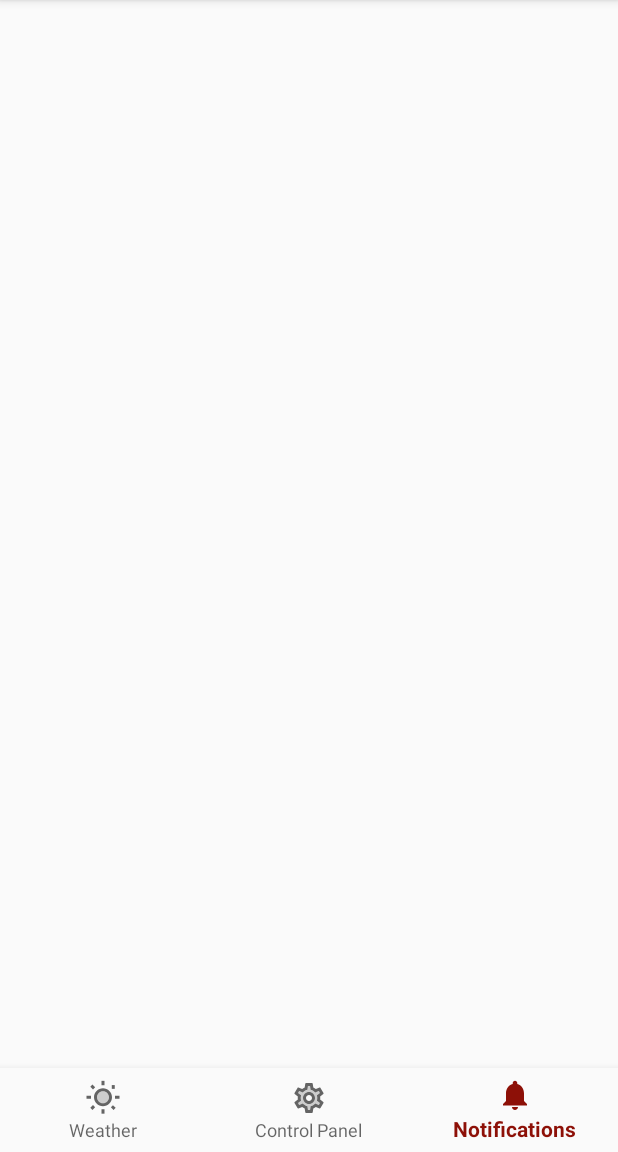
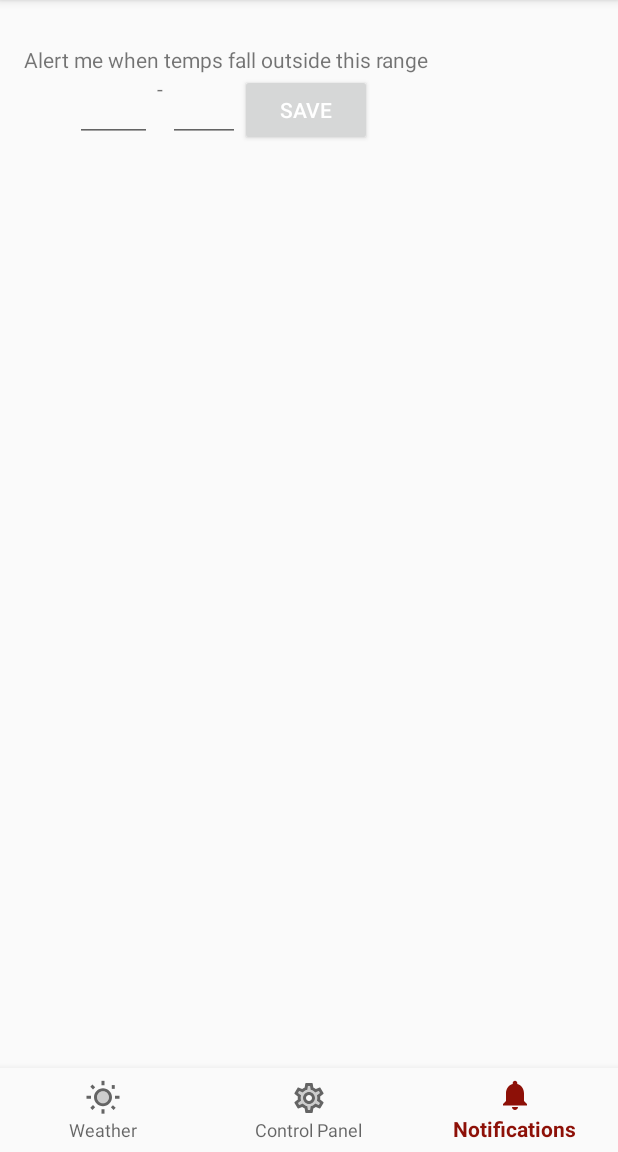
Before and after one commit to JamesHarley/BTWeatherStation, an Android app: the screen it shows after launch (MainActivity), item 3 of the bottom bar chosen, on a phone screen of 412 x 824 dp, the part 84-1236 px from its top. Run offline under Robolectric (Android 15) with nearby library versions, the phone set to English and light mode, and no system bars; our stand-ins replace Room's generated code; libraries missing offline, so code that uses them is left out: com.idescout.sql, com.jjoe64.graphview; 13 statements that could not run were skipped.

Commit message:
notifications layout setup

```diff
--- a/app/src/main/java/gnosisdevelopment/btweatherstation/MainActivity.java
+++ b/app/src/main/java/gnosisdevelopment/btweatherstation/MainActivity.java
@@ -48,6 +48,8 @@ public class MainActivity extends AppCompatActivity {
     private View windLayout;
     private View humidityLayout;
     private View controlLayout;
+    private View notificationsLayout;
+
     private View radioView;
     private Switch tempSw;
     private Switch humidSw;
@@ -91,19 +93,33 @@ public class MainActivity extends AppCompatActivity {
                 case R.id.navigation_home:
                     weatherPanelInflator();
                     controlPanelDeflator();
+                    notificationPanelDeflator();
                     return true;
                 case R.id.navigation_dashboard:
                     weatherPanelDeflator();
                     controlPanelInflator();
+                    notificationPanelDeflator();
                     return true;
                 case R.id.navigation_notifications:
                     weatherPanelDeflator();
                     controlPanelDeflator();
+                    notificationPanelInflater();
                     return true;
             }
             return false;
         }
     };
+
+    private void notificationPanelDeflator() {
+        if (notificationsLayout != null) weatherView.removeView(notificationsLayout);
+    }
+    private void notificationPanelInflater(){
+        notificationsLayout = inflater.inflate(R.layout.notifications_panel,
+                (ViewGroup) findViewById(R.id.notifications_panel));
+
+        weatherView = findViewById(R.id.container);
+        weatherView.addView(notificationsLayout);
+    }
 
     @Override
     protected void onCreate(Bundle savedInstanceState) {
--- /dev/null
+++ b/app/src/main/res/layout/notifications_panel.xml
@@ -0,0 +1,57 @@
+<?xml version="1.0" encoding="utf-8"?>
+<android.support.constraint.ConstraintLayout xmlns:android="http://schemas.android.com/apk/res/android"
+    xmlns:tools="http://schemas.android.com/tools"
+    xmlns:app="http://schemas.android.com/apk/res-auto"
+    android:id="@+id/notifications_panel"
+    android:layout_width="match_parent"
+    android:layout_height="match_parent">
+
+    <RelativeLayout
+
+        android:layout_marginTop="30dp"
+        android:layout_width="wrap_content"
+        android:layout_height="wrap_content">
+        <TextView
+            android:id="@+id/textViewInsideRange"
+            android:layout_marginLeft="@dimen/activity_vertical_margin"
+            android:layout_width="wrap_content"
+            android:layout_height="wrap_content"
+            android:text="Alert me when temps fall outside this range"
+            android:layout_marginTop="30dp"/>
+
+
+        <EditText
+            android:id="@+id/editText"
+            android:layout_width="51dp"
+            android:layout_height="wrap_content"
+            android:layout_marginLeft="50dp"
+            android:ems="10"
+            android:inputType="numberDecimal"
+            android:layout_below="@id/textViewInsideRange"/>
+
+        <EditText
+            android:id="@+id/editText2"
+            android:layout_width="48dp"
+            android:layout_height="wrap_content"
+            android:ems="10"
+            android:inputType="numberDecimal"
+            android:layout_below="@id/textViewInsideRange"
+            android:layout_toRightOf="@id/textView" />
+
+        <TextView
+            android:id="@+id/textView"
+            android:layout_width="wrap_content"
+            android:layout_height="wrap_content"
+            android:text=" - "
+            android:layout_toRightOf= "@id/editText"
+            android:layout_below="@id/textViewInsideRange"/>
+        <Button
+            android:id="@+id/button"
+            android:layout_width="wrap_content"
+            android:layout_height="wrap_content"
+            android:text="@string/notification"
+            android:theme="@style/AppTheme.Buttons"
+           android:layout_toRightOf="@id/editText2"
+            android:layout_below="@id/textViewInsideRange"/>
+    </RelativeLayout>
+</android.support.constraint.ConstraintLayout>
--- a/app/src/main/res/values/strings.xml
+++ b/app/src/main/res/values/strings.xml
@@ -9,6 +9,8 @@
     <string name="title_temp">Temperature</string>
     <string name="title_humidity">Humidity</string>
     <string name="title_wind">Wind - mph</string>
+
+    <string name="notification">save</string>
 
     <!--  Bluetooth -->
     <string name="send">Send</string>
--- a/app/src/main/res/values/styles.xml
+++ b/app/src/main/res/values/styles.xml
@@ -12,6 +12,11 @@
         <item name="windowActionBar">false</item>
         <item name="windowNoTitle">true</item>
     </style>
+    <style name="AppTheme.Buttons">
+        <item name="android:background">@color/colorPrimary</item>
+        <item name="android:padding">10dp</item>
+        <item name="android:textColor">#fff</item>
+    </style>
 
     <style name="AppTheme.AppBarOverlay" parent="ThemeOverlay.AppCompat.Dark.ActionBar" />
 
```
